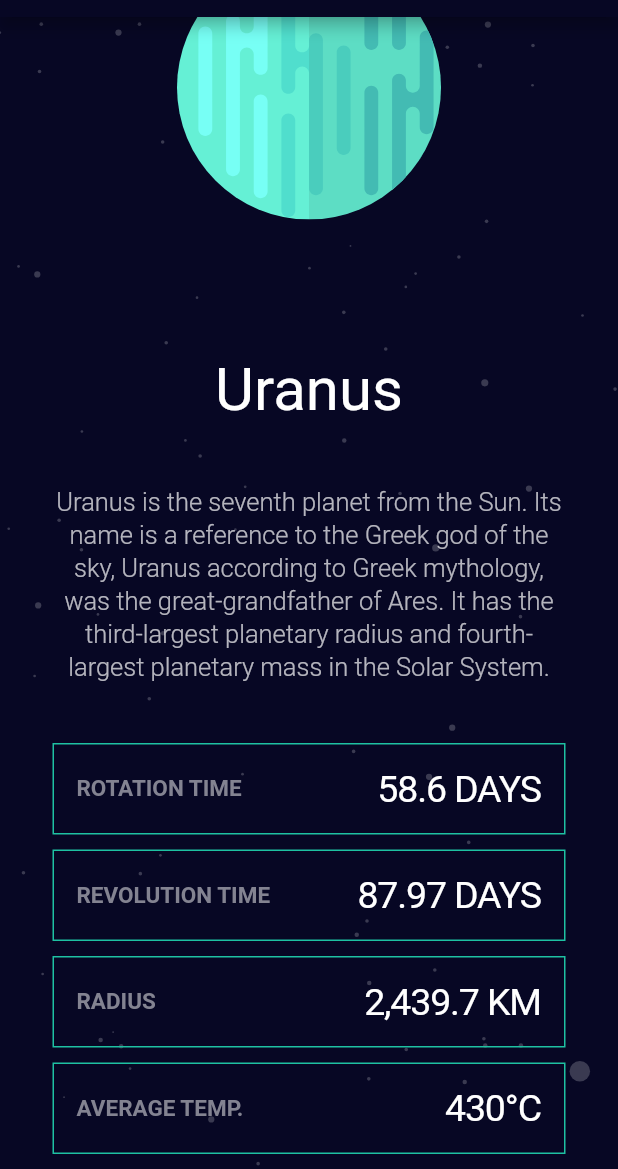
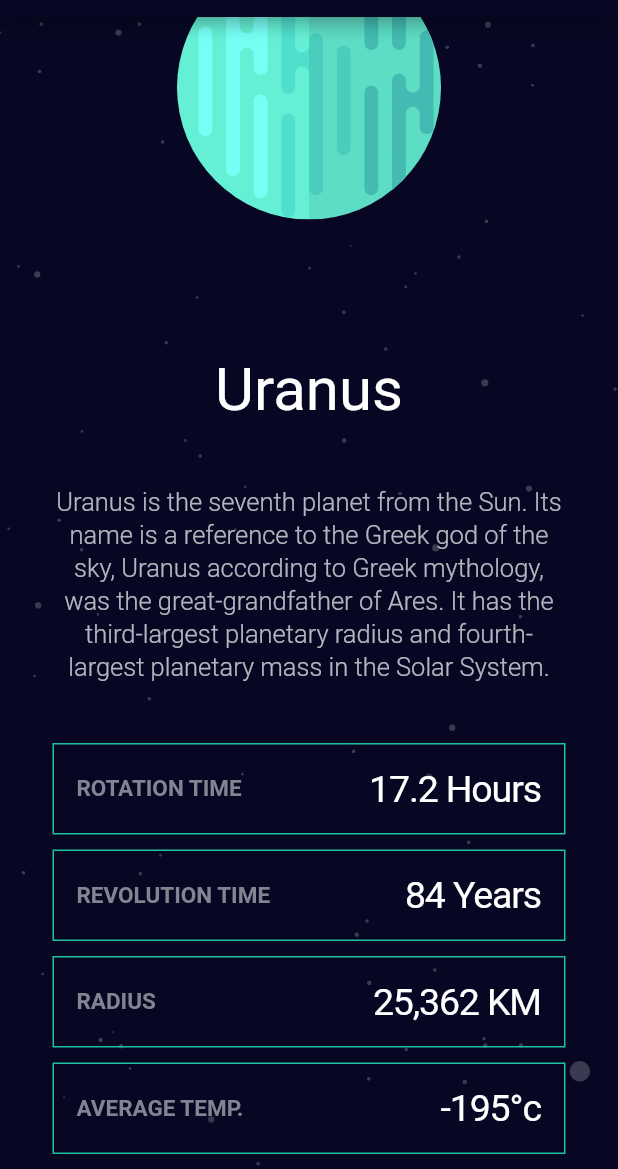
Before and after one commit to PilKvas/flutter_solar_system_application, a Flutter app: the PlanetUranusScreen screen opened by its route, scrolled down 172 dp, on a phone screen of 412 x 824 dp, the part 67-1236 px from its top. Run offline on Flutter 3.47's test engine with Material 2 defaults, Android fonts, the phone set to English and light mode, and no system bars; our stand-ins replace flutter_svg, google_fonts; Roboto replaces fonts that are missing (Antonio).

Commit message:
rightSideText fix

```diff
--- a/lib/configurations.dart
+++ b/lib/configurations.dart
@@ -119,4 +119,77 @@ class AppComponents {
   static const neptuneMainInfoSurface = "Neptune's atmosphere is 80% hydrogen and 19% helium. A trace amount of methane is also present. Prominent absorption bands of methane exist at wavelengths above 600 nm, in the red and infrared portion of the spectrum.";
 
   /* ------------------------------------ */
+
+
+  /* Mercury rigthSideText */
+
+  static const mercuryRotationTime = "58.6 Days";
+  static const mercuryRevolution = "87.97 Days";
+  static const mercuryRadius = "2,439.7 KM";
+  static const mercuryTemperature = "430°c";
+
+  /*----------------------------*/
+
+  /* Venus rigthSideText */
+
+  static const venusRotationTime = "243 Days";
+  static const venusRevolution = "224.7 Days";
+  static const venusRadius = "6,051.8 KM";
+  static const venusTemperature =  "471°c";
+
+  /*----------------------------*/
+
+  /* Earth rigthSideText */
+
+  static const earthRotationTime = "0.99 Days";
+  static const earthRevolution = "365.26 Days";
+  static const earthRadius = "6,371 KM";
+  static const earthTemperature = "16°c";
+
+  /*----------------------------*/
+
+  /* Mars rigthSideText */
+
+  static const marsRotationTime = "1.03 Days";
+  static const marsRevolution = "1.88 Years";
+  static const marsRadius = "3,389.5 KM";
+  static const marsTemperature = "-28°c";
+
+  /*----------------------------*/
+
+  /* Jupiter rigthSideText */
+
+  static const jupiterRotationTime = "9.93 Hours";
+  static const jupiterRevolution = "11.86 Years";
+  static const jupiterRadius = "69,911 KM";
+  static const jupiterTemperature = "-108°c";
+
+  /*----------------------------*/
+
+  /* Saturn rigthSideText */
+
+  static const saturnRotationTime = "10.8 Hours";
+  static const saturnRevolution = "29.46 Years";
+  static const saturnRadius = "58,232 KM";
+  static const saturnTemperature = "-138°c";
+
+  /*----------------------------*/
+
+  /* Uranus rigthSideText */
+
+  static const uranusRotationTime = "17.2 Hours";
+  static const uranusRevolution = "84 Years";
+  static const uranusRadius = "25,362 KM";
+  static const uranusTemperature = "-195°c";
+
+  /*----------------------------*/
+
+  /* Neptune rigthSideText */
+
+  static const neptuneRotationTime = "16.08 Hours";
+  static const neptuneRevolution = "164.79 Years";
+  static const neptuneRadius = "24,622 KM";
+  static const neptuneTemperature = "-201°c";
+
+  /*----------------------------*/
 }
--- a/lib/my_app.dart
+++ b/lib/my_app.dart
@@ -7,8 +7,8 @@ import 'package:flutter_solar_system_application/planets/planet_mars_screen.dart
 import 'package:flutter_solar_system_application/planets/planet_mercury_screen.dart';
 import 'package:flutter_solar_system_application/planets/planet_neptune_screen.dart';
 import 'package:flutter_solar_system_application/planets/planet_saturn_screen.dart';
-import 'package:flutter_solar_system_application/planets/planet_uranus_screen.dart.dart';
 import 'package:flutter_solar_system_application/planets/planet_venus_screen.dart';
+import 'package:flutter_solar_system_application/planets/planet_uranus_screen.dart';
 
 class MyApp extends StatelessWidget {
   const MyApp({Key? key}) : super(key: key);
--- a/lib/planets/planet_earth_screen.dart
+++ b/lib/planets/planet_earth_screen.dart
@@ -217,21 +217,21 @@ class _PlanetEarthScreenState extends State<PlanetEarthScreen> {
                       ),
                        PlanetInfo(
                           leftSideText: 'ROTATION TIME',
-                          rightSideText: '58.6 DAYS',
+                          rightSideText: AppComponents.earthRotationTime,
                           borderInfoColor: borderInfoColor),
                        PlanetInfo(
                         leftSideText: 'REVOLUTION TIME',
-                        rightSideText: '87.97 DAYS',
+                        rightSideText: AppComponents.earthRevolution,
                         borderInfoColor: borderInfoColor,
                       ),
                        PlanetInfo(
                           leftSideText: 'RADIUS',
-                           rightSideText: '2,439.7 KM',
+                           rightSideText: AppComponents.earthRadius,
                            borderInfoColor: borderInfoColor,
                       ),
                        PlanetInfo(
                           leftSideText: 'AVERAGE TEMP.',
-                          rightSideText: '430°C',
+                          rightSideText: AppComponents.earthTemperature,
                           borderInfoColor: borderInfoColor,
                       ),
                     ],
--- a/lib/planets/planet_jupiter_screen.dart
+++ b/lib/planets/planet_jupiter_screen.dart
@@ -217,22 +217,22 @@ class _PlanetJupiterScreenState extends State<PlanetJupiterScreen> {
                       ),
                       PlanetInfo(
                         leftSideText: 'ROTATION TIME',
-                        rightSideText: '58.6 DAYS',
+                        rightSideText: AppComponents.jupiterRotationTime,
                         borderInfoColor: borderInfoColor,
                       ),
                       PlanetInfo(
                         leftSideText: 'REVOLUTION TIME',
-                        rightSideText: '87.97 DAYS',
+                        rightSideText: AppComponents.jupiterRevolution,
                         borderInfoColor: borderInfoColor,
                       ),
                       PlanetInfo(
                         leftSideText: 'RADIUS',
-                        rightSideText: '2,439.7 KM',
+                        rightSideText: AppComponents.jupiterRadius,
                         borderInfoColor: borderInfoColor,
                       ),
                       PlanetInfo(
                         leftSideText: 'AVERAGE TEMP.',
-                        rightSideText: '430°C',
+                        rightSideText: AppComponents.jupiterTemperature,
                         borderInfoColor: borderInfoColor,
                       ),
                     ],
--- a/lib/planets/planet_mars_screen.dart
+++ b/lib/planets/planet_mars_screen.dart
@@ -215,22 +215,22 @@ class _PlanetMarsScreenState extends State<PlanetMarsScreen> {
                       ),
                       PlanetInfo(
                         leftSideText: 'ROTATION TIME',
-                        rightSideText: '58.6 DAYS',
+                        rightSideText: AppComponents.marsRotationTime,
                         borderInfoColor: borderInfoColor,
                       ),
                       PlanetInfo(
                         leftSideText: 'REVOLUTION TIME',
-                        rightSideText: '87.97 DAYS',
+                        rightSideText: AppComponents.marsRevolution,
                         borderInfoColor: borderInfoColor,
                       ),
                       PlanetInfo(
                         leftSideText: 'RADIUS',
-                        rightSideText: '2,439.7 KM',
+                        rightSideText: AppComponents.marsRadius,
                         borderInfoColor: borderInfoColor,
                       ),
                       PlanetInfo(
                         leftSideText: 'AVERAGE TEMP.',
-                        rightSideText: '430°C',
+                        rightSideText: AppComponents.marsTemperature,
                         borderInfoColor: borderInfoColor,
                       ),
                     ],
--- a/lib/planets/planet_mercury_screen.dart
+++ b/lib/planets/planet_mercury_screen.dart
@@ -216,21 +216,21 @@ class _PlanetMercuryScreenState extends State<PlanetMercuryScreen> {
                       ),
                       PlanetInfo(
                         leftSideText: 'ROTATION TIME',
-                        rightSideText: '58.6 DAYS',
+                        rightSideText: AppComponents.mercuryRotationTime,
                         borderInfoColor: borderInfoColor,
                       ),
                       PlanetInfo(
                         leftSideText: 'REVOLUTION TIME',
-                        rightSideText: '87.97 DAYS',
+                        rightSideText: AppComponents.mercuryRevolution,
                         borderInfoColor: borderInfoColor,
                       ),
                       PlanetInfo(
                           leftSideText: 'RADIUS',
-                          rightSideText: '2,439.7 KM',
+                          rightSideText: AppComponents.mercuryRadius,
                           borderInfoColor: borderInfoColor),
                       PlanetInfo(
                         leftSideText: 'AVERAGE TEMP.',
-                        rightSideText: '430°C',
+                        rightSideText: AppComponents.mercuryTemperature,
                         borderInfoColor: borderInfoColor,
                       ),
                     ],
--- a/lib/planets/planet_neptune_screen.dart
+++ b/lib/planets/planet_neptune_screen.dart
@@ -219,21 +219,21 @@ class _PlanetNeptuneScreenState extends State<PlanetNeptuneScreen> {
                       ),
                        PlanetInfo(
                           leftSideText: 'ROTATION TIME',
-                          rightSideText: '58.6 DAYS',
+                          rightSideText: AppComponents.neptuneRotationTime,
                           borderInfoColor: borderInfoColor),
                        PlanetInfo(
                         leftSideText: 'REVOLUTION TIME',
-                        rightSideText: '87.97 DAYS',
+                        rightSideText: AppComponents.neptuneRevolution,
                         borderInfoColor: borderInfoColor,
                       ),
                        PlanetInfo(
                           leftSideText: 'RADIUS',
-                           rightSideText: '2,439.7 KM',
+                           rightSideText: AppComponents.neptuneRadius,
                            borderInfoColor: borderInfoColor,
                       ),
                        PlanetInfo(
                           leftSideText: 'AVERAGE TEMP.',
-                          rightSideText: '430°C',
+                          rightSideText: AppComponents.neptuneTemperature,
                           borderInfoColor: borderInfoColor,
                       ),
                     ],
--- a/lib/planets/planet_saturn_screen.dart
+++ b/lib/planets/planet_saturn_screen.dart
@@ -217,21 +217,21 @@ class _PlanetSaturnScreenState extends State<PlanetSaturnScreen> {
                       ),
                        PlanetInfo(
                           leftSideText: 'ROTATION TIME',
-                          rightSideText: '58.6 DAYS',
+                          rightSideText: AppComponents.saturnRotationTime,
                           borderInfoColor: borderInfoColor),
                        PlanetInfo(
                         leftSideText: 'REVOLUTION TIME',
-                        rightSideText: '87.97 DAYS',
+                        rightSideText: AppComponents.saturnRevolution,
                         borderInfoColor: borderInfoColor,
                       ),
                        PlanetInfo(
                           leftSideText: 'RADIUS',
-                           rightSideText: '2,439.7 KM',
+                           rightSideText: AppComponents.saturnRadius,
                            borderInfoColor: borderInfoColor,
                       ),
                        PlanetInfo(
                           leftSideText: 'AVERAGE TEMP.',
-                          rightSideText: '430°C',
+                          rightSideText: AppComponents.saturnTemperature,
                           borderInfoColor: borderInfoColor,
                       ),
                     ],
--- a/lib/planets/planet_uranus_screen.dart.dart
+++ b/lib/planets/planet_uranus_screen.dart
@@ -219,21 +219,21 @@ class _PlanetUranusScreenState extends State<PlanetUranusScreen> {
                       ),
                        PlanetInfo(
                           leftSideText: 'ROTATION TIME',
-                          rightSideText: '58.6 DAYS',
+                          rightSideText: AppComponents.uranusRotationTime,
                           borderInfoColor: borderInfoColor),
                        PlanetInfo(
                         leftSideText: 'REVOLUTION TIME',
-                        rightSideText: '87.97 DAYS',
+                        rightSideText: AppComponents.uranusRevolution,
                         borderInfoColor: borderInfoColor,
                       ),
                        PlanetInfo(
                           leftSideText: 'RADIUS',
-                           rightSideText: '2,439.7 KM',
+                           rightSideText: AppComponents.uranusRadius,
                            borderInfoColor: borderInfoColor,
                       ),
                        PlanetInfo(
                           leftSideText: 'AVERAGE TEMP.',
-                          rightSideText: '430°C',
+                          rightSideText: AppComponents.uranusTemperature,
                           borderInfoColor: borderInfoColor,
                       ),
                     ],
--- a/lib/planets/planet_venus_screen.dart
+++ b/lib/planets/planet_venus_screen.dart
@@ -216,22 +216,22 @@ class _PlanetVenusScreenState extends State<PlanetVenusScreen> {
                       ),
                       PlanetInfo(
                         leftSideText: 'ROTATION TIME',
-                        rightSideText: '58.6 DAYS',
+                        rightSideText: AppComponents.venusRotationTime,
                         borderInfoColor: borderInfoColor,
                       ),
                       PlanetInfo(
                         leftSideText: 'REVOLUTION TIME',
-                        rightSideText: '87.97 DAYS',
+                        rightSideText: AppComponents.venusRevolution,
                         borderInfoColor: borderInfoColor,
                       ),
                       PlanetInfo(
                         leftSideText: 'RADIUS',
-                        rightSideText: '2,439.7 KM',
+                        rightSideText: AppComponents.venusRadius,
                         borderInfoColor: borderInfoColor,
                       ),
                       PlanetInfo(
                         leftSideText: 'AVERAGE TEMP.',
-                        rightSideText: '430°C',
+                        rightSideText: AppComponents.venusTemperature,
                         borderInfoColor: borderInfoColor,
                       ),
                     ],
```
Also changed, not shown: pubspec.lock, 3 other files.
